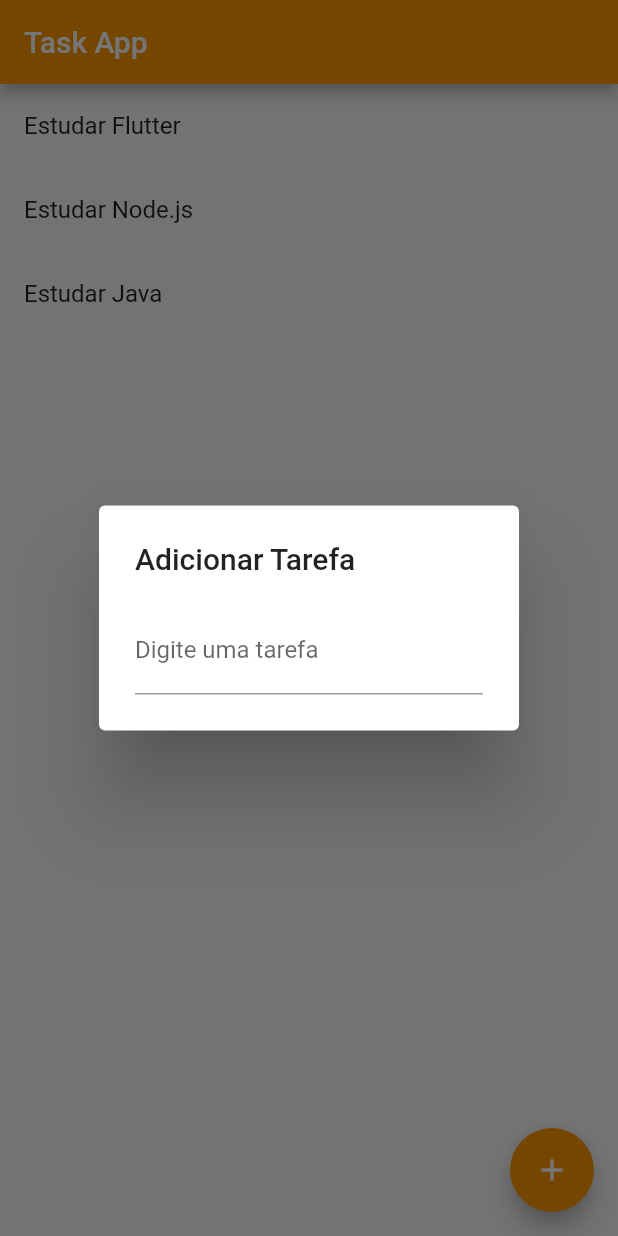
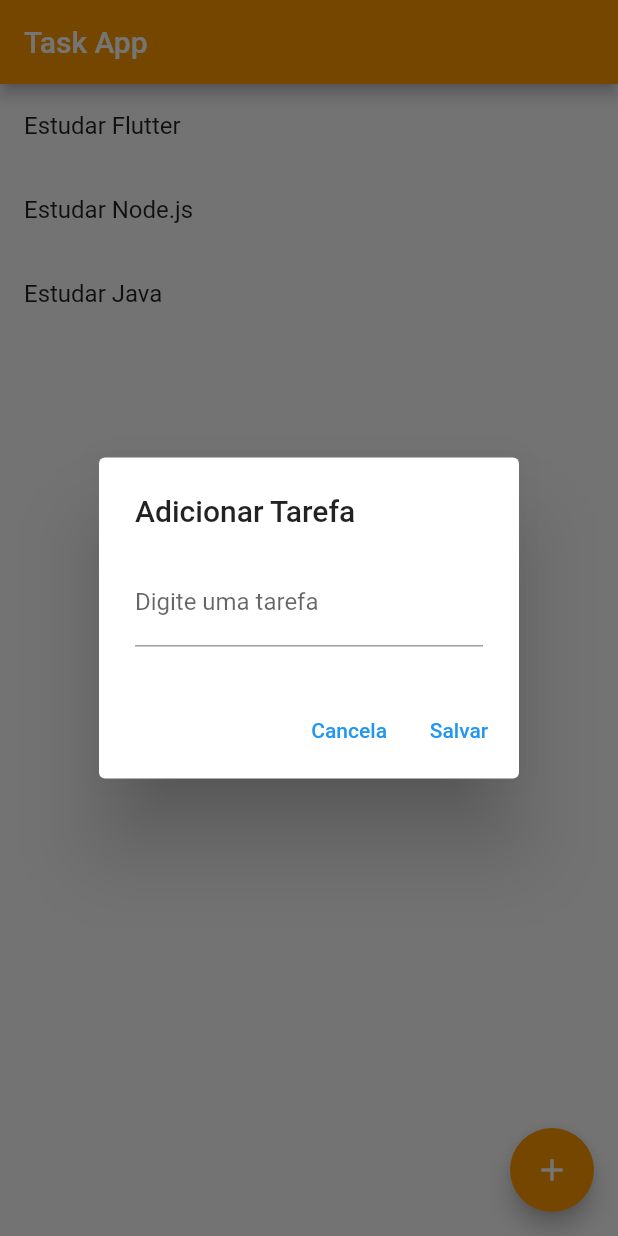
Before and after one commit to adilsontchameia/Task-List-App, a Flutter app: the screen it shows after launch, after a tap on the "add" icon, on a phone screen of 412 x 824 dp. Run offline on Flutter 3.47's test engine with Material 2 defaults, Android fonts, the phone set to English and light mode, and no system bars.

Commit message:
correcao no uso dos botoes de acao

```diff
--- a/lib/Home.dart
+++ b/lib/Home.dart
@@ -36,7 +36,17 @@ class _HomeState extends State<Home> {
                   decoration: InputDecoration(labelText: "Digite uma tarefa"),
                   onChanged: (text) {},
                 ),
-
+                //Acao
+                actions: [
+                  TextButton(
+                    onPressed: () {},
+                    child: Text("Cancela"),
+                  ),
+                  TextButton(
+                    onPressed: () {},
+                    child: Text("Salvar"),
+                  ),
+                ],
               );
             },
           );
```
